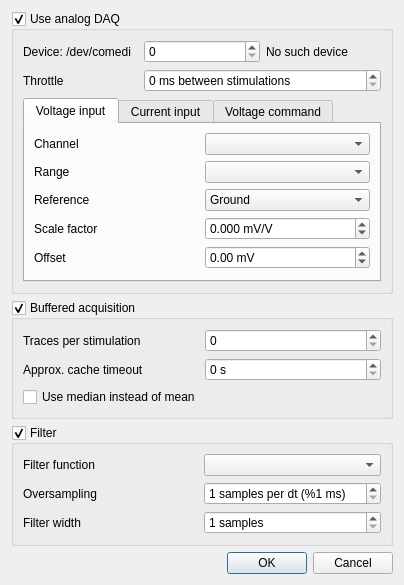
Old version of the form src/gui/daqdialog.ui in the repository CompEphys-team/rtdo.
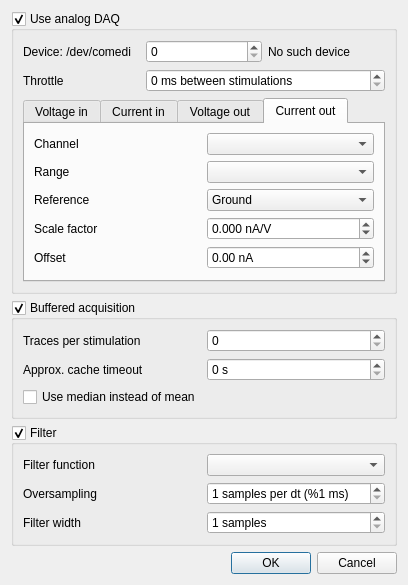
New version of the form. The open tabs and pages were chosen to show the change.

Commit message: Added a current output channel (not yet used)

The edit to the form file:
```diff
--- a/src/gui/daqdialog.ui
+++ b/src/gui/daqdialog.ui
@@ -6,7 +6,7 @@
    <rect>
     <x>0</x>
     <y>0</y>
-    <width>404</width>
+    <width>408</width>
     <height>581</height>
    </rect>
   </property>
@@ -30,7 +30,7 @@
         </property>
         <widget class="QWidget" name="tab">
          <attribute name="title">
-          <string>Voltage input</string>
+          <string>Voltage in</string>
          </attribute>
          <layout class="QGridLayout" name="gridLayout_2">
           <item row="0" column="0">
@@ -131,7 +131,7 @@
         </widget>
         <widget class="QWidget" name="tab_2">
          <attribute name="title">
-          <string>Current input</string>
+          <string>Current in</string>
          </attribute>
          <layout class="QGridLayout" name="gridLayout_3">
           <item row="0" column="0">
@@ -232,7 +232,7 @@
         </widget>
         <widget class="QWidget" name="tab_3">
          <attribute name="title">
-          <string>Voltage command</string>
+          <string>Voltage out</string>
          </attribute>
          <layout class="QGridLayout" name="gridLayout_4">
           <item row="0" column="0">
@@ -331,6 +331,107 @@
           </item>
          </layout>
         </widget>
+        <widget class="QWidget" name="tab_4">
+         <attribute name="title">
+          <string>Current out</string>
+         </attribute>
+         <layout class="QGridLayout" name="gridLayout_8">
+          <item row="0" column="0">
+           <widget class="QLabel" name="label_27">
+            <property name="text">
+             <string>Channel</string>
+            </property>
+           </widget>
+          </item>
+          <item row="0" column="1">
+           <widget class="QComboBox" name="channel_4"/>
+          </item>
+          <item row="1" column="0">
+           <widget class="QLabel" name="label_23">
+            <property name="text">
+             <string>Range</string>
+            </property>
+           </widget>
+          </item>
+          <item row="1" column="1">
+           <widget class="QComboBox" name="range_4"/>
+          </item>
+          <item row="2" column="0">
+           <widget class="QLabel" name="label_24">
+            <property name="text">
+             <string>Reference</string>
+            </property>
+           </widget>
+          </item>
+          <item row="2" column="1">
+           <widget class="QComboBox" name="reference_4">
+            <item>
+             <property name="text">
+              <string>Ground</string>
+             </property>
+            </item>
+            <item>
+             <property name="text">
+              <string>Common</string>
+             </property>
+            </item>
+            <item>
+             <property name="text">
+              <string>Diff</string>
+             </property>
+            </item>
+            <item>
+             <property name="text">
+              <string>Other</string>
+             </property>
+            </item>
+           </widget>
+          </item>
+          <item row="3" column="0">
+           <widget class="QLabel" name="label_26">
+            <property name="text">
+             <string>Scale factor</string>
+            </property>
+           </widget>
+          </item>
+          <item row="3" column="1">
+           <widget class="QDoubleSpinBox" name="conversionFactor_4">
+            <property name="suffix">
+             <string> nA/V</string>
+            </property>
+            <property name="decimals">
+             <number>3</number>
+            </property>
+            <property name="minimum">
+             <double>-1000000.000000000000000</double>
+            </property>
+            <property name="maximum">
+             <double>1000000.000000000000000</double>
+            </property>
+           </widget>
+          </item>
+          <item row="4" column="0">
+           <widget class="QLabel" name="label_25">
+            <property name="text">
+             <string>Offset</string>
+            </property>
+           </widget>
+          </item>
+          <item row="4" column="1">
+           <widget class="QDoubleSpinBox" name="offset_4">
+            <property name="suffix">
+             <string> nA</string>
+            </property>
+            <property name="minimum">
+             <double>-1000.000000000000000</double>
+            </property>
+            <property name="maximum">
+             <double>1000.000000000000000</double>
+            </property>
+           </widget>
+          </item>
+         </layout>
+        </widget>
        </widget>
       </item>
       <item row="0" column="0">
```
The commit also changes 7 other files.
